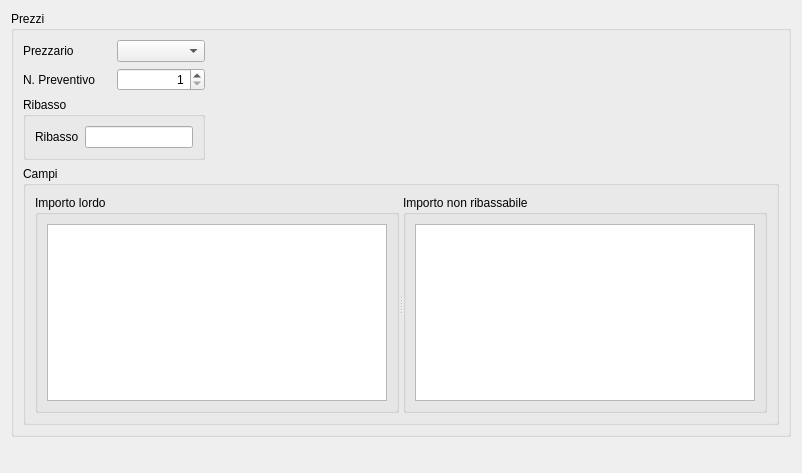
Above: qcostgui/accountingtambillpricedatagui.ui from mickele77/qcost before the change. Below: the same form after it.
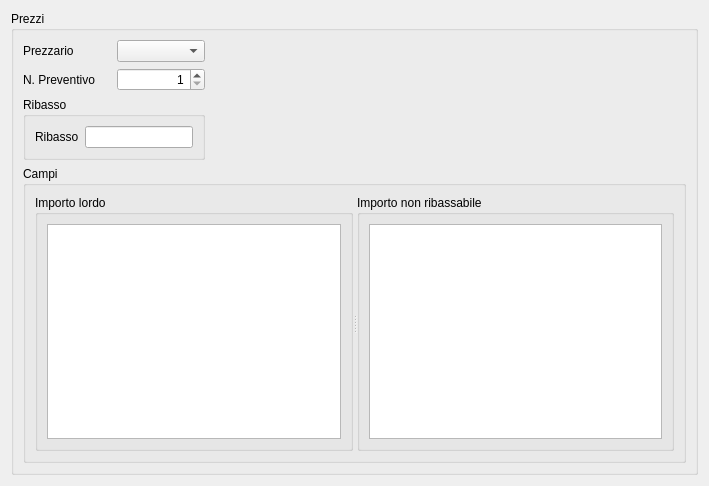
That is the form after the change.

Diff of the .ui file:
```diff
--- a/qcostgui/accountingtambillpricedatagui.ui
+++ b/qcostgui/accountingtambillpricedatagui.ui
@@ -6,8 +6,8 @@
    <rect>
     <x>0</x>
     <y>0</y>
-    <width>802</width>
-    <height>473</height>
+    <width>709</width>
+    <height>486</height>
    </rect>
   </property>
   <property name="windowTitle">
@@ -17,7 +17,7 @@
    <item row="0" column="0">
     <widget class="QGroupBox" name="pricesGroupBox">
      <property name="sizePolicy">
-      <sizepolicy hsizetype="Preferred" vsizetype="Maximum">
+      <sizepolicy hsizetype="Preferred" vsizetype="Preferred">
        <horstretch>0</horstretch>
        <verstretch>0</verstretch>
       </sizepolicy>
@@ -97,6 +97,12 @@
       </item>
       <item row="3" column="0" colspan="3">
        <widget class="QGroupBox" name="groupBox">
+        <property name="sizePolicy">
+         <sizepolicy hsizetype="Preferred" vsizetype="Preferred">
+          <horstretch>0</horstretch>
+          <verstretch>0</verstretch>
+         </sizepolicy>
+        </property>
         <property name="title">
          <string>Campi</string>
         </property>
@@ -121,6 +127,12 @@
             </layout>
            </widget>
            <widget class="QGroupBox" name="noDiscountPriceFieldGroupBox">
+            <property name="sizePolicy">
+             <sizepolicy hsizetype="Preferred" vsizetype="Preferred">
+              <horstretch>0</horstretch>
+              <verstretch>0</verstretch>
+             </sizepolicy>
+            </property>
             <property name="title">
              <string>Importo non ribassabile</string>
             </property>
@@ -142,19 +154,6 @@
      </layout>
     </widget>
    </item>
-   <item row="1" column="0">
-    <spacer name="verticalSpacer">
-     <property name="orientation">
-      <enum>Qt::Vertical</enum>
-     </property>
-     <property name="sizeHint" stdset="0">
-      <size>
-       <width>20</width>
-       <height>40</height>
-      </size>
-     </property>
-    </spacer>
-   </item>
   </layout>
  </widget>
  <resources/>
```
